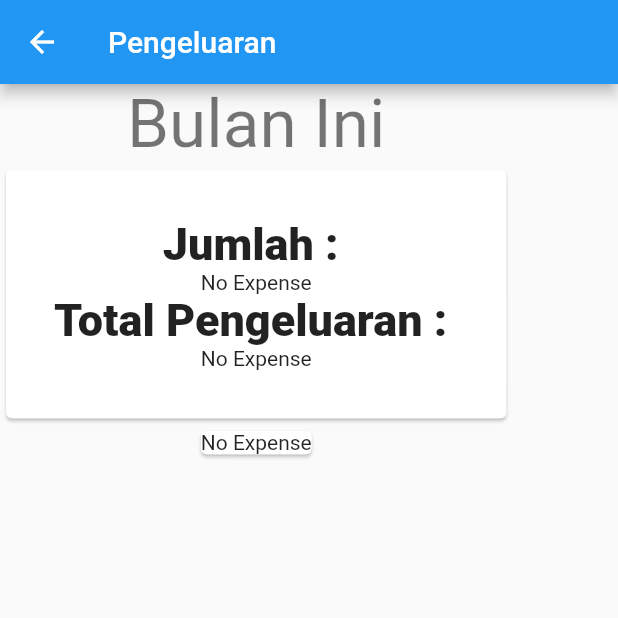
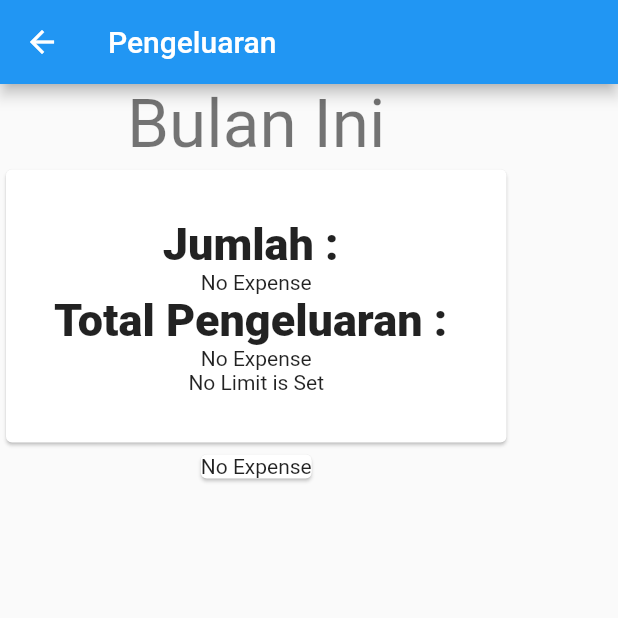
Before and after one commit to suggoitanoshi/Hemat.in, a Flutter app: the Pengeluaran screen opened directly, on a phone screen of 412 x 824 dp, the top half of it. Run offline on Flutter 3.47's test engine with Material 2 defaults, Android fonts, the phone set to English and light mode, and no system bars; our stand-ins replace charts_flutter, moor, moor_flutter, pie_chart; generated files the repository leaves out were written again.

```diff
--- a/lib/expense.dart
+++ b/lib/expense.dart
@@ -37,8 +37,8 @@ class _PengeluaranState extends State<Pengeluaran> {
                     "Jumlah : ",
                     style: TextStyle(fontWeight: FontWeight.w800, fontSize: 30),
                   ),
-                  FutureBuilder(
-                    future: database.getAllExpenses(),
+                  StreamBuilder(
+                    stream: database.watchAllExpenses(),
                     builder: (BuildContext context,
                         AsyncSnapshot<dynamic> snapshot) {
                       final allExpense = snapshot.data;
@@ -58,11 +58,24 @@ class _PengeluaranState extends State<Pengeluaran> {
                         Map<String, double> dataMap = new Map();
                         dataMap.putIfAbsent("Butuh", () => butuhCount);
                         dataMap.putIfAbsent("Ingin", () => inginCount);
-                        return SizedBox(
+                        return Container(
+                          margin: EdgeInsets.only(bottom: 32),
+                          child: Column(
+                            children: <Widget>[
+                              SizedBox(
                                 height: 300,
                                 width: 300,
                                 child: PieChart(
-                              dataMap: dataMap, chartType: ChartType.disc),
+                                    dataMap: dataMap,
+                                    chartType: ChartType.disc),
+                              ),
+                              Container(
+                                  margin: EdgeInsets.only(bottom: 16),
+                                  child: Text("Butuh : " +
+                                      butuhCount.round().toString())),
+                              Text("Ingin : " + inginCount.round().toString()),
+                            ],
+                          ),
                         );
                       }
                     },
@@ -71,8 +84,8 @@ class _PengeluaranState extends State<Pengeluaran> {
                     "Total Pengeluaran : ",
                     style: TextStyle(fontWeight: FontWeight.w800, fontSize: 30),
                   ),
-                  FutureBuilder(
-                    future: database.getAllExpenses(),
+                  StreamBuilder(
+                    stream: database.watchAllExpenses(),
                     builder: (BuildContext context,
                         AsyncSnapshot<dynamic> snapshot) {
                       final allExpense = snapshot.data;
@@ -92,15 +105,59 @@ class _PengeluaranState extends State<Pengeluaran> {
                         Map<String, double> dataMap = new Map();
                         dataMap.putIfAbsent("Butuh", () => butuhCount);
                         dataMap.putIfAbsent("Ingin", () => inginCount);
-                        return SizedBox(
+                        return Container(
+                          margin: EdgeInsets.only(bottom: 32),
+                          child: Column(
+                            children: <Widget>[
+                              SizedBox(
                                 height: 300,
                                 width: 300,
                                 child: PieChart(
-                              dataMap: dataMap, chartType: ChartType.disc),
+                                    dataMap: dataMap,
+                                    chartType: ChartType.disc),
+                              ),
+                              Container(
+                                  margin: EdgeInsets.only(bottom: 16),
+                                  child: Text("Total Butuh : " +
+                                      butuhCount.round().toString())),
+                              Text("Total Ingin : " +
+                                  inginCount.round().toString()),
+                            ],
+                          ),
                         );
                       }
                     },
                   ),
+                  StreamBuilder(
+                    stream: database.watchAllExpenses(),
+                    builder: (BuildContext context,
+                        AsyncSnapshot<dynamic> snapshot1) {
+                      final allExpense = snapshot1.data;
+                      int total = 0;
+                      for (int i = 0; i < allExpense.length; i++) {
+                        total += allExpense[i].amount;
+                      }
+                      return FutureBuilder(
+                        future: database.getLimit(),
+                        builder: (BuildContext context,
+                            AsyncSnapshot<dynamic> snapshot2) {
+                          final limits = snapshot2.data;
+                          if (limits.length == 0) {
+                            return Text("No Limit is Set");
+                          } else {
+                            final limit = limits[0].limit;
+                            return Text(
+                              "Total : " + total.toString(),
+                              style: TextStyle(
+                                  color: total > limit
+                                      ? Colors.red
+                                      : Colors.green),
+                            );
+                          }
+                        },
+                      );
+                    },
+                  )
 
                   //DISINI BUAT YANG PIE CHART
                 ],
@@ -108,8 +165,8 @@ class _PengeluaranState extends State<Pengeluaran> {
             )),
             Card(
                 //FOR FUNCTION, ITERATE ON THIS getThisMonthExpenses
-                child: FutureBuilder(
-              future: database.getAllExpenses(),
+                child: StreamBuilder(
+              stream: database.watchAllExpenses(),
               builder: (BuildContext context, AsyncSnapshot<dynamic> snapshot) {
                 final allExpense = snapshot.data;
                 if (allExpense.length == 0) {
@@ -129,17 +186,29 @@ class _PengeluaranState extends State<Pengeluaran> {
                                 ? FontWeight.bold
                                 : FontWeight.normal),
                       )),
+                      DataCell(RaisedButton(
+                        onPressed: () async {
+                          await database.deleteExpense(expense);
+                        },
+                        child:Text("Delete")
+                      ),
+
+                      )
                     ]);
                     dataRowList.add(dataRow);
                   }
-                  return DataTable(
+                  return SingleChildScrollView(
+                    scrollDirection: Axis.horizontal,
+                    child: DataTable(
                       columns: <DataColumn>[
                         DataColumn(label: Text("Title")),
                         DataColumn(label: Text("Amount")),
                         DataColumn(label: Text("Date")),
                         DataColumn(label: Text("Jenis")),
+                        DataColumn(label: Text("Delete")),
                       ],
                       rows: dataRowList,
+                    ),
                   );
                 }
               },
```
Lines whose indentation alone changed are shown as unchanged.
